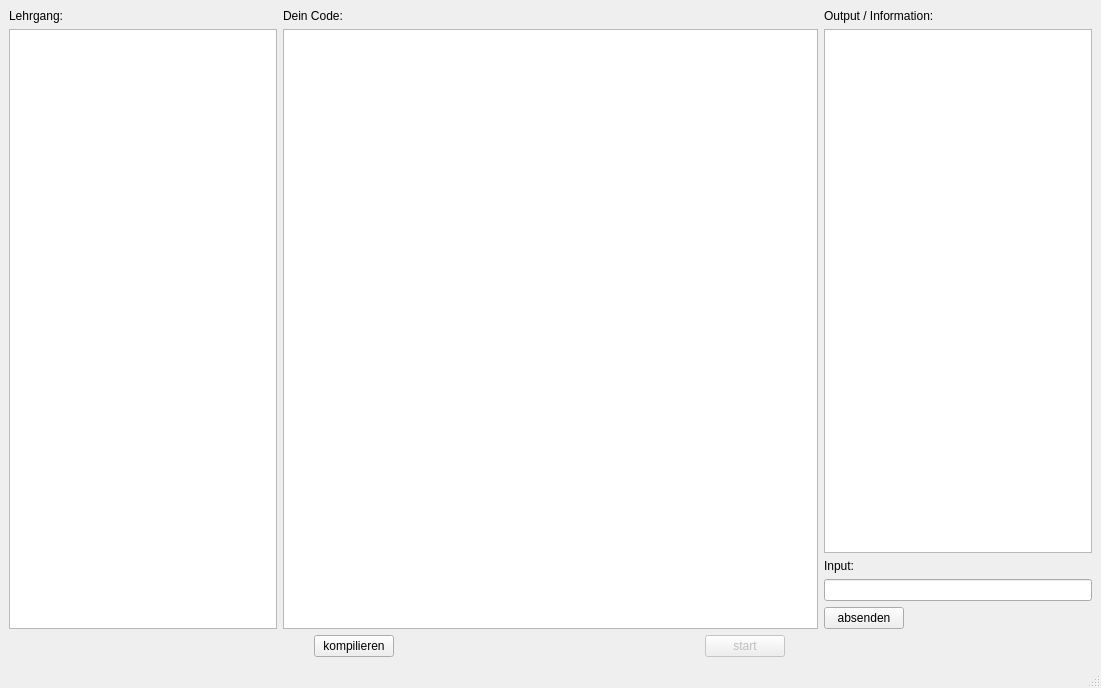
Above: learn_java/view/gui.ui from amgoebel/masterthesis-learn_java before the change. Below: the same form after it.
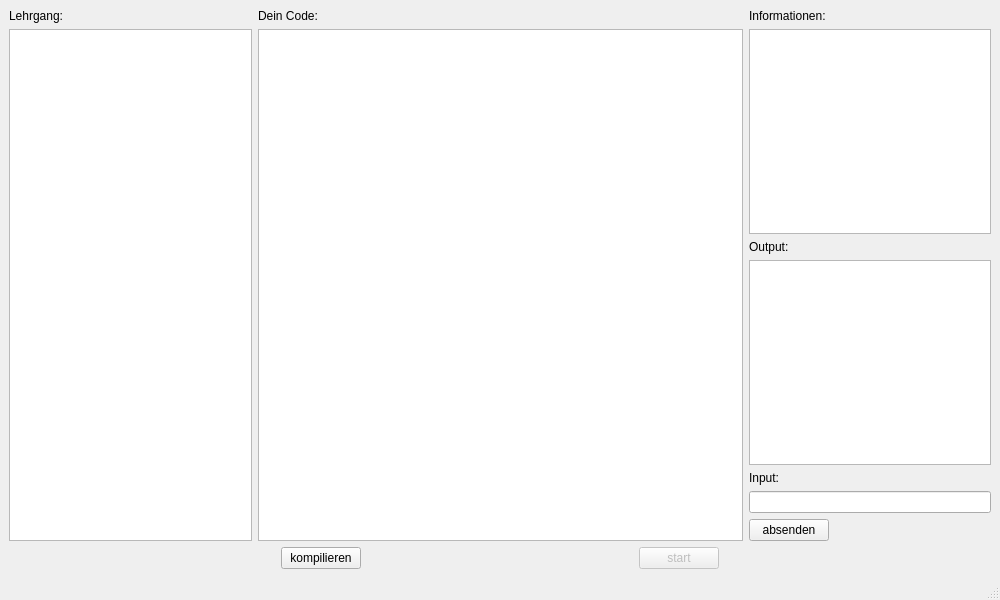
That is the form after the change.

Commit message: separated output from information area

```diff
--- a/learn_java/view/gui.ui
+++ b/learn_java/view/gui.ui
@@ -6,8 +6,8 @@
    <rect>
     <x>0</x>
     <y>0</y>
-    <width>1101</width>
-    <height>688</height>
+    <width>1000</width>
+    <height>600</height>
    </rect>
   </property>
   <property name="windowTitle">
@@ -47,10 +47,20 @@
       </item>
       <item>
        <layout class="QVBoxLayout" name="vL_output_input">
+        <item>
+         <widget class="QLabel" name="l_Informationen">
+          <property name="text">
+           <string>Informationen:</string>
+          </property>
+         </widget>
+        </item>
+        <item>
+         <widget class="QTextBrowser" name="tB_Informationen"/>
+        </item>
         <item>
          <widget class="QLabel" name="l_Output">
           <property name="text">
-           <string>Output / Information:</string>
+           <string>Output:</string>
           </property>
          </widget>
         </item>
```
Left out of the diff: 4 changed lines with no effect on the pictures. The commit also changes 3 other files.
